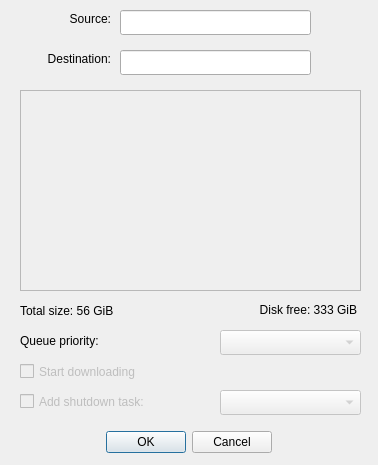
Above: newtorrentdialog.ui from lex019020/SimpleTorrent before the change. Below: the same form after it.
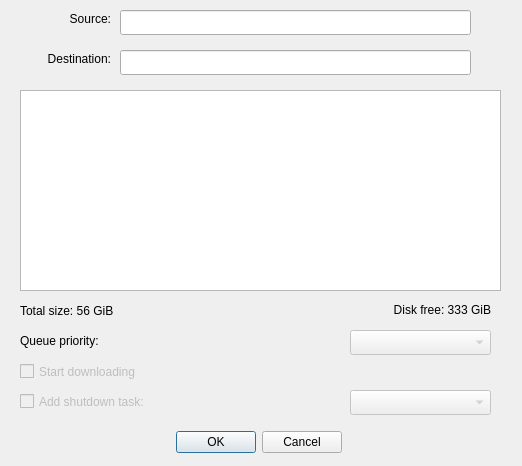
That is the form after the change. Icons and pictures are not drawn.

```diff
--- a/newtorrentdialog.ui
+++ b/newtorrentdialog.ui
@@ -6,8 +6,8 @@
    <rect>
     <x>0</x>
     <y>0</y>
-    <width>378</width>
-    <height>465</height>
+    <width>522</width>
+    <height>466</height>
    </rect>
   </property>
   <property name="windowTitle">
@@ -50,7 +50,7 @@
     <rect>
      <x>120</x>
      <y>10</y>
-     <width>191</width>
+     <width>351</width>
      <height>25</height>
     </rect>
    </property>
@@ -60,7 +60,7 @@
     <rect>
      <x>120</x>
      <y>50</y>
-     <width>191</width>
+     <width>351</width>
      <height>25</height>
     </rect>
    </property>
@@ -71,7 +71,7 @@
   <widget class="QPushButton" name="btn_browse_src">
    <property name="geometry">
     <rect>
-     <x>320</x>
+     <x>470</x>
      <y>10</y>
      <width>41</width>
      <height>25</height>
@@ -91,7 +91,7 @@
   <widget class="QPushButton" name="btn_browse_dest">
    <property name="geometry">
     <rect>
-     <x>320</x>
+     <x>470</x>
      <y>50</y>
      <width>41</width>
      <height>25</height>
@@ -110,13 +110,13 @@
   </widget>
   <widget class="QTableView" name="tableView">
    <property name="enabled">
-    <bool>false</bool>
+    <bool>true</bool>
    </property>
    <property name="geometry">
     <rect>
      <x>20</x>
      <y>90</y>
-     <width>341</width>
+     <width>481</width>
      <height>201</height>
     </rect>
    </property>
@@ -129,7 +129,7 @@
     <rect>
      <x>20</x>
      <y>300</y>
-     <width>161</width>
+     <width>171</width>
      <height>21</height>
     </rect>
    </property>
@@ -140,9 +140,9 @@
   <widget class="QLabel" name="label_diskfree">
    <property name="geometry">
     <rect>
-     <x>186</x>
+     <x>290</x>
      <y>300</y>
-     <width>171</width>
+     <width>201</width>
      <height>20</height>
     </rect>
    </property>
@@ -172,7 +172,7 @@
    </property>
    <property name="geometry">
     <rect>
-     <x>220</x>
+     <x>350</x>
      <y>330</y>
      <width>141</width>
      <height>25</height>
@@ -217,7 +217,7 @@
    </property>
    <property name="geometry">
     <rect>
-     <x>220</x>
+     <x>350</x>
      <y>390</y>
      <width>141</width>
      <height>25</height>
@@ -229,7 +229,7 @@
     <rect>
      <x>18</x>
      <y>430</y>
-     <width>341</width>
+     <width>481</width>
      <height>25</height>
     </rect>
    </property>
```
